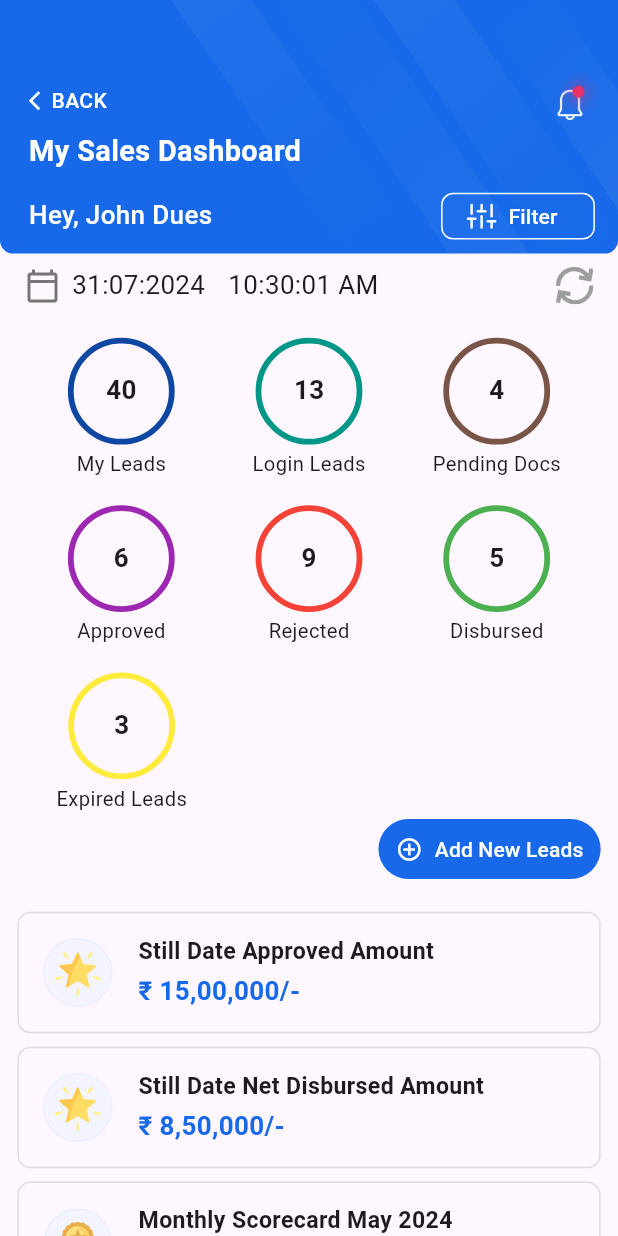
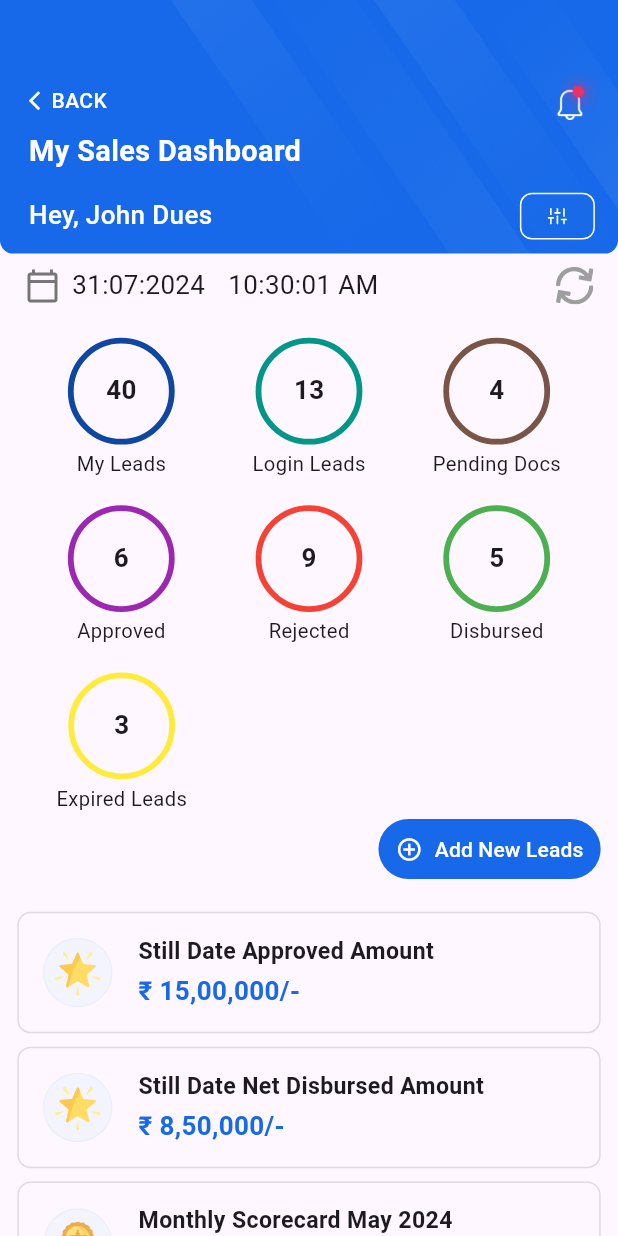
Before and after one commit to prajwalx7/Finovel-LMS, a Flutter app: the FilterScreen screen opened by its route, after a tap on "BACK", on a phone screen of 412 x 824 dp. Run offline on Flutter 3.47's test engine with Material 3 defaults, Android fonts, the light colour scheme and no system bars; our stand-ins replace dotted_border, dropdown_button2, flutter_screenutil, flutter_svg, lottie.

Commit message:
fixed filter

```diff
--- a/lib/screens/all_partners_screen.dart
+++ b/lib/screens/all_partners_screen.dart
@@ -99,14 +99,13 @@ class AllPartnersScreen extends StatelessWidget {
                                               Border.all(color: Colors.white),
                                           borderRadius:
                                               BorderRadius.circular(8)),
-                                      child: ElevatedButton.icon(
+                                      child: IconButton(
                                         onPressed: () {
                                           Navigator.pushNamed(
                                               context, '/filterscreen');
                                         },
                                         icon: SvgPicture.asset(
                                             "assets/images/filter.svg"),
-                                        label: const Text("Filter"),
                                         style: ElevatedButton.styleFrom(
                                           elevation: 0.0,
                                           backgroundColor: Colors.transparent,
--- a/lib/screens/earnings_from_partners_screen.dart
+++ b/lib/screens/earnings_from_partners_screen.dart
@@ -91,13 +91,12 @@ class EarningsFromPartnersScreen extends StatelessWidget {
                               decoration: BoxDecoration(
                                   border: Border.all(color: Colors.white),
                                   borderRadius: BorderRadius.circular(8)),
-                              child: ElevatedButton.icon(
+                              child: IconButton(
                                 onPressed: () {
                                   Navigator.pushNamed(context, '/filterscreen');
                                 },
                                 icon: SvgPicture.asset(
                                     "assets/images/filter.svg"),
-                                label: const Text("Filter"),
                                 style: ElevatedButton.styleFrom(
                                   elevation: 0.0,
                                   backgroundColor: Colors.transparent,
--- a/lib/screens/filter_screen.dart
+++ b/lib/screens/filter_screen.dart
@@ -334,15 +334,22 @@ class _FilterScreenState extends State<FilterScreen> {
                         backgroundColor: const Color(0xffE8F0FD),
                         foregroundColor: const Color(0xFF1769E9),
                         shape: RoundedRectangleBorder(
-                              borderRadius: BorderRadius.circular(6))),
-                      child: Padding(
-                        padding: EdgeInsets.all(14.0.r),
-                        child: Text(
+                          borderRadius: BorderRadius.circular(6),
+                        ),
+                        padding: EdgeInsets.symmetric(vertical: 14.w),
+                      ),
+                      child: Wrap(
+                        alignment: WrapAlignment.center,
+                        children: [
+                          Text(
                             "CLEAR FILTER",
                             style: TextStyle(
-                              fontSize: 18.sp, fontWeight: FontWeight.bold),
+                              fontSize: 18.sp,
+                              fontWeight: FontWeight.bold,
+                            ),
                             textAlign: TextAlign.center,
                           ),
+                        ],
                       ),
                     ),
                   ),
@@ -356,21 +363,28 @@ class _FilterScreenState extends State<FilterScreen> {
                         backgroundColor: const Color(0xFF1769E9),
                         foregroundColor: const Color(0xffE8F0FD),
                         shape: RoundedRectangleBorder(
-                              borderRadius: BorderRadius.circular(6.r))),
-                      child: Padding(
+                          borderRadius: BorderRadius.circular(6),
+                        ),
                         padding: EdgeInsets.symmetric(vertical: 14.w),
-                        child: Text(
+                      ),
+                      child: Wrap(
+                        alignment: WrapAlignment.center,
+                        children: [
+                          Text(
                             "APPLY",
                             style: TextStyle(
-                              fontSize: 18.sp, fontWeight: FontWeight.bold),
+                              fontSize: 18.sp,
+                              fontWeight: FontWeight.bold,
+                            ),
                             textAlign: TextAlign.center,
                           ),
+                        ],
                       ),
                     ),
                   ),
                 ],
               ),
-            ),
+            )
           ],
         ),
       ),
--- a/lib/screens/main_dashboard.dart
+++ b/lib/screens/main_dashboard.dart
@@ -91,13 +91,12 @@ class MainDashboard extends StatelessWidget {
                               decoration: BoxDecoration(
                                   border: Border.all(color: Colors.white),
                                   borderRadius: BorderRadius.circular(8)),
-                              child: ElevatedButton.icon(
+                              child: IconButton(
                                 onPressed: () {
                                   Navigator.pushNamed(context, '/filterscreen');
                                 },
                                 icon: SvgPicture.asset(
                                     "assets/images/filter.svg"),
-                                label: const Text("Filter"),
                                 style: ElevatedButton.styleFrom(
                                   elevation: 0.0,
                                   backgroundColor: Colors.transparent,
--- a/lib/screens/my_sales_dashboard_screen.dart
+++ b/lib/screens/my_sales_dashboard_screen.dart
@@ -129,13 +129,13 @@ class _MySalesDashboardScreenState extends State<MySalesDashboardScreen> {
                               decoration: BoxDecoration(
                                   border: Border.all(color: Colors.white),
                                   borderRadius: BorderRadius.circular(8)),
-                              child: ElevatedButton.icon(
+                              child: IconButton(
                                 onPressed: () {
                                   Navigator.pushNamed(context, '/filterscreen');
                                 },
                                 icon: SvgPicture.asset(
                                     "assets/images/filter.svg"),
-                                label: const Text("Filter"),
+                                // label: const Text(""),
                                 style: ElevatedButton.styleFrom(
                                   elevation: 0.0,
                                   backgroundColor: Colors.transparent,
```
Lines whose indentation alone changed are shown as unchanged.
